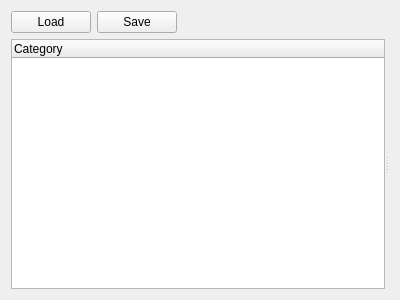
Before: the Qt Designer form client/src/ui/widgets/properties/camera_advanced_params_widget.ui in networkoptix/nx_open, drawn with Qt 5.
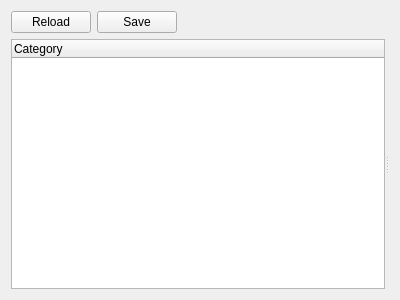
After: the same form once the commit is applied. Custom widgets are drawn as their Qt base class.

```diff
--- a/client/src/ui/widgets/properties/camera_advanced_params_widget.ui
+++ b/client/src/ui/widgets/properties/camera_advanced_params_widget.ui
@@ -16,7 +16,7 @@
      <item>
       <widget class="QPushButton" name="loadButton">
        <property name="text">
-        <string>Load</string>
+        <string>Reload</string>
        </property>
       </widget>
      </item>
```
